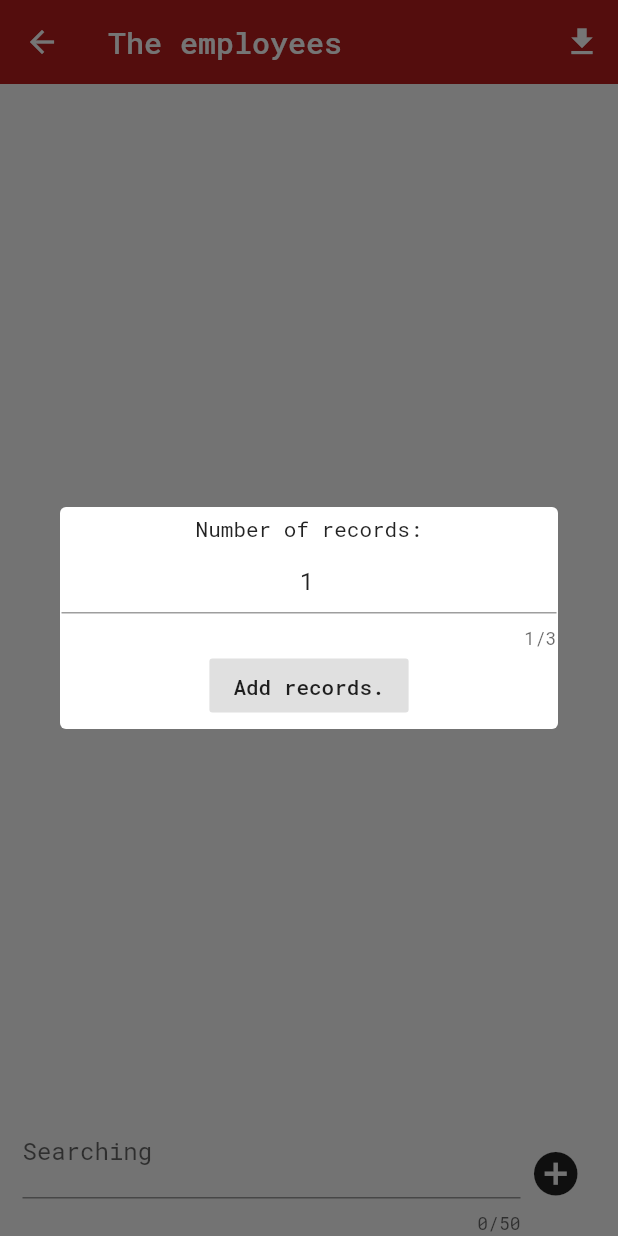
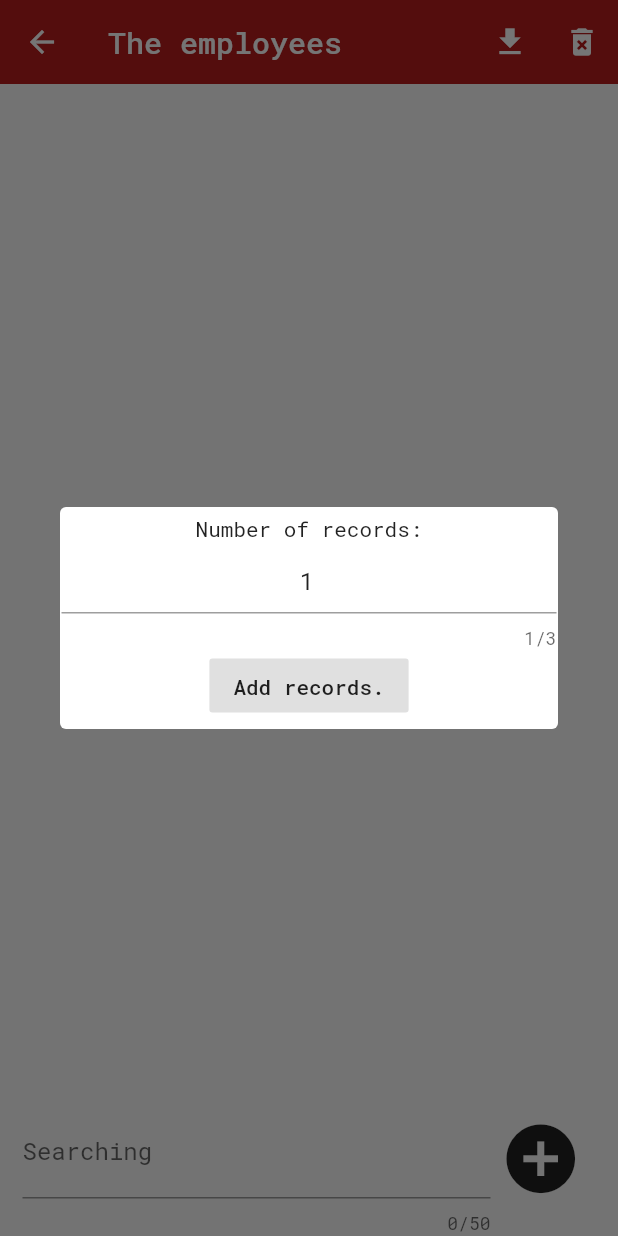
Before and after one commit to IvansPhoto/employee_children_sqflite, a Flutter app: the EmployeesList screen opened by its route, after a tap on the "get app" icon, on a phone screen of 412 x 824 dp. Run offline on Flutter 3.47's test engine with Material 2 defaults, Android fonts, the phone set to English and light mode, and no system bars; our stand-ins replace get_it, rxdart, sqflite; accounts and stored records are empty.

Commit message:
Added draft fot DeleteMany.

```diff
--- a/lib/Classes.dart
+++ b/lib/Classes.dart
@@ -9,6 +9,7 @@ abstract class RouteNames {
 	static final showChild = '/ShowChild';
 	static final newChildren = '/NewChild/NewChild';
 	static final selectChildren = '/SelectChildren/SelectChildren';
+	static final deleteMany = '/DeleteMany/DeleteMany';
 }
 
 class Employees {
--- a/lib/GlobalStore.dart
+++ b/lib/GlobalStore.dart
@@ -1,5 +1,4 @@
 import 'package:employee_children_sqflite/database.dart';
-import 'package:employee_children_sqflite/Support.dart';
 import 'package:get_it/get_it.dart';
 import 'package:employee_children_sqflite/Classes.dart';
 import 'package:rxdart/rxdart.dart';
@@ -21,7 +20,6 @@ class GlobalStore {
 	}
 
 	void filterEmployeesToStream(String searchString) async {
-		// print(searchString);
 		_employeeList.add(await dbProvider.filterEmployees(searchString));
 	}
 
--- a/lib/Support.dart
+++ b/lib/Support.dart
@@ -7,8 +7,9 @@ import 'package:employee_children_sqflite/database.dart';
 import 'package:employee_children_sqflite/Classes.dart';
 import 'package:employee_children_sqflite/GlobalStore.dart';
 
-final double iconSize = 35.0;
+final double iconSize = 55.0;
 final double textScaleFactor = 1.25;
+final EdgeInsetsGeometry filterPadding = EdgeInsets.fromLTRB(15, 0, 85, 1);
 
 String monthFromNumber(DateTime dateTime) {
   String month;
--- a/lib/main.dart
+++ b/lib/main.dart
@@ -10,6 +10,7 @@ import 'package:employee_children_sqflite/pages/ShowChild/ShowChild.dart';
 import 'package:employee_children_sqflite/pages/NewEmployee/NewEmployee.dart';
 import 'package:employee_children_sqflite/pages/NewChild/NewChild.dart';
 import 'package:employee_children_sqflite/pages/SelectChildren/SelectChildren.dart';
+import 'package:employee_children_sqflite/DeleteMany/DeleteMany.dart';
 
 void main() async {
 	//For database.
@@ -30,6 +31,7 @@ void main() async {
 			RouteNames.newEmployee: (BuildContext context) => NewEmployee(),
 			RouteNames.newChildren: (BuildContext context) => NewChild(),
 			RouteNames.selectChildren: (BuildContext context) => SelectChildren(),
+			RouteNames.deleteMany: (BuildContext context) => DeleteMany(),
 		},
 		theme: ThemeData(
 			fontFamily: 'RobotoMono',
--- a/lib/pages/ChildrenList.dart
+++ b/lib/pages/ChildrenList.dart
@@ -58,7 +58,7 @@ class ChildrenList extends StatelessWidget {
                 }),
           ),
           Padding(
-            padding: const EdgeInsets.fromLTRB(15, 1, 65, 1),
+            padding: filterPadding,
             child: TextFormField(
               maxLength: 50,
               decoration: const InputDecoration(hintText: 'Matches in name or surname', labelText: 'Searching', hintStyle: TextStyle(fontSize: 15)),
--- a/lib/pages/EmployeesList.dart
+++ b/lib/pages/EmployeesList.dart
@@ -11,7 +11,10 @@ class EmployeesList extends StatelessWidget {
       appBar: AppBar(
         elevation: 0,
         title: const Text('The employees'),
-        actions: [ButtonAddChildrenEmployee(forChild: false)],
+        actions: [
+          ButtonAddChildrenEmployee(forChild: false),
+          IconButton(icon: Icon(Icons.delete_forever), onPressed: () => Navigator.pushNamed(context, RouteNames.deleteMany)),
+        ],
       ),
       body: Column(
         children: [
@@ -46,7 +49,7 @@ class EmployeesList extends StatelessWidget {
                 }),
           ),
           Padding(
-            padding: const EdgeInsets.fromLTRB(15, 0, 65, 1),
+            padding: filterPadding,
             child: TextFormField(
               maxLength: 50,
               decoration: const InputDecoration(hintText: 'Matches in name or surname', labelText: 'Searching', hintStyle: TextStyle(fontSize: 15)),
@@ -58,7 +61,7 @@ class EmployeesList extends StatelessWidget {
       floatingActionButton: IconButton(
         icon: const Icon(Icons.add_circle),
         onPressed: () => Navigator.pushNamed(context, RouteNames.newEmployee, arguments: true),
-        iconSize: 35,
+        iconSize: iconSize,
       ),
     );
   }
```
Also changed, not shown: lib/DeleteMany/DeleteMany.dart (added, +80 -0 lines), lib/DeleteMany/EmployeeCard.dart (added, +30 -0 lines), lib/pages/Index.dart (+8 -3 lines), 5 other files. Lines whose indentation alone changed are shown as unchanged.
